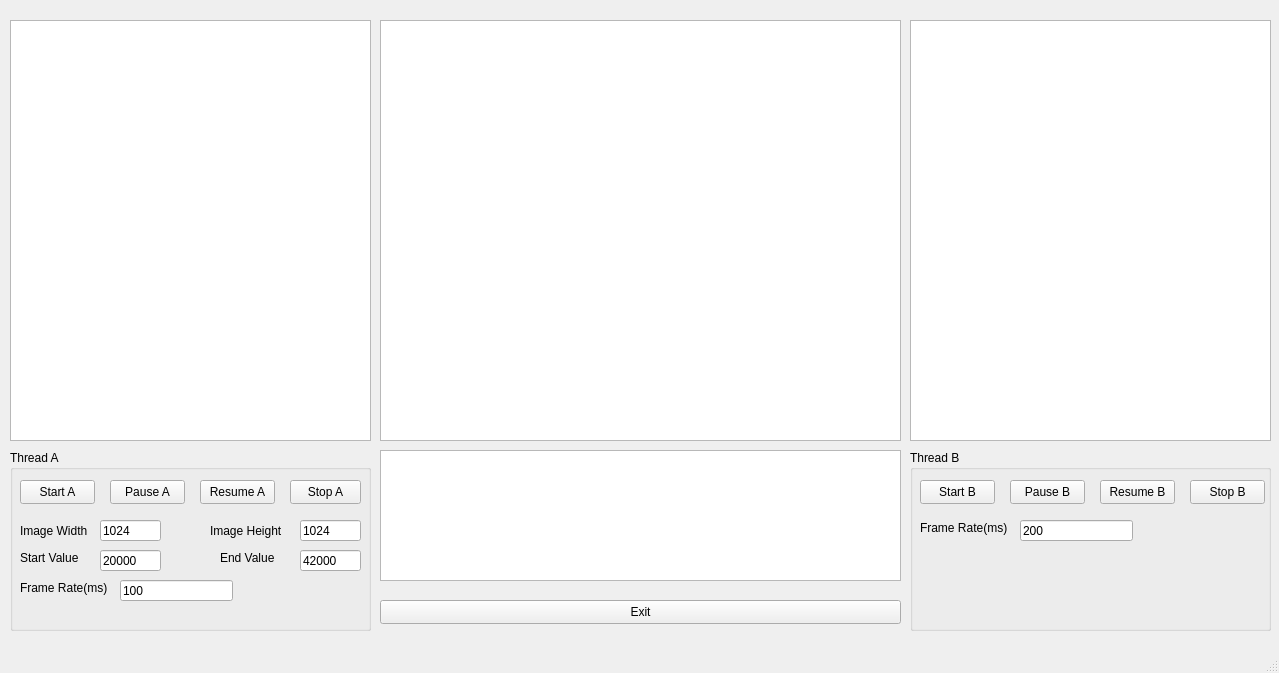
chd1998/fso-qt, file nvst-tio/thread-test-05/mainwindow.ui: the form before one commit.
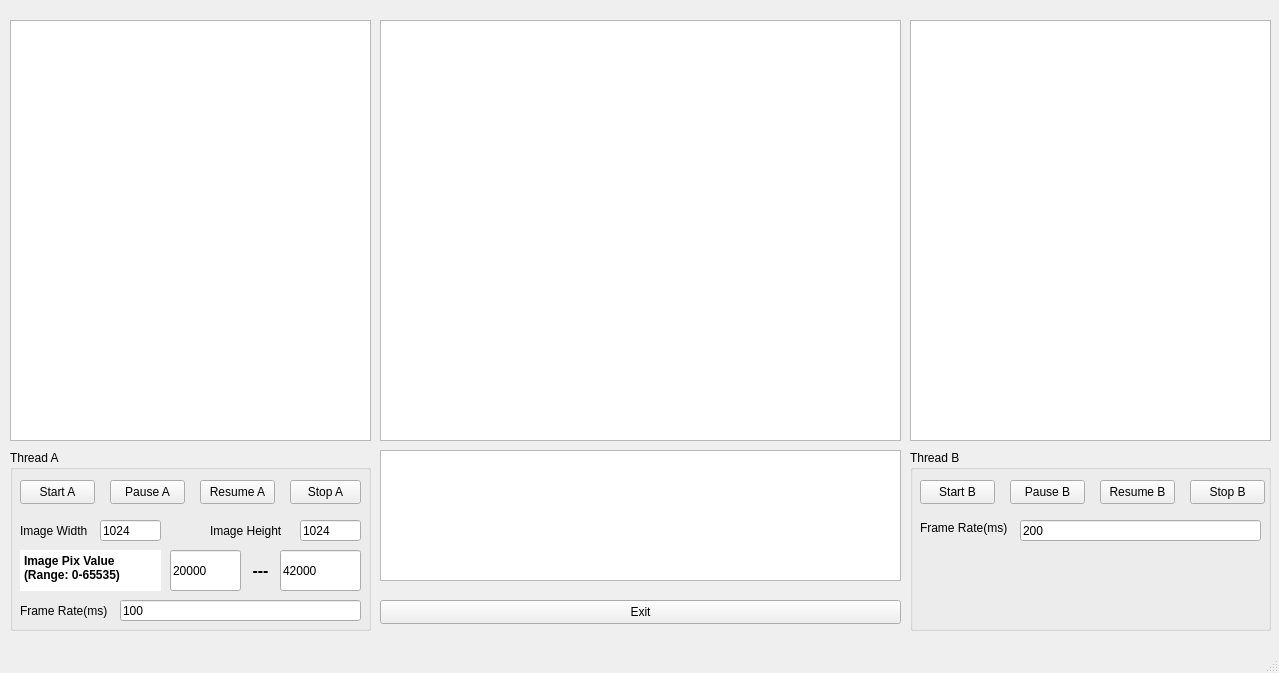
The form after the commit. Custom widgets are drawn as their Qt base class.

```diff
--- a/nvst-tio/thread-test-05/mainwindow.ui
+++ b/nvst-tio/thread-test-05/mainwindow.ui
@@ -154,9 +154,9 @@
      <property name="geometry">
       <rect>
        <x>10</x>
-       <y>130</y>
+       <y>150</y>
        <width>101</width>
-       <height>16</height>
+       <height>21</height>
       </rect>
      </property>
      <property name="text">
@@ -167,8 +167,8 @@
      <property name="geometry">
       <rect>
        <x>110</x>
-       <y>130</y>
-       <width>113</width>
+       <y>150</y>
+       <width>241</width>
        <height>21</height>
       </rect>
      </property>
@@ -176,26 +176,13 @@
       <string>100</string>
      </property>
     </widget>
-    <widget class="QLabel" name="label_5">
-     <property name="geometry">
-      <rect>
-       <x>10</x>
-       <y>100</y>
-       <width>71</width>
-       <height>16</height>
-      </rect>
-     </property>
-     <property name="text">
-      <string>Start Value</string>
-     </property>
-    </widget>
     <widget class="QLineEdit" name="lineEdit_low">
      <property name="geometry">
       <rect>
-       <x>90</x>
+       <x>160</x>
        <y>100</y>
-       <width>61</width>
-       <height>21</height>
+       <width>71</width>
+       <height>41</height>
       </rect>
      </property>
      <property name="text">
@@ -205,10 +192,10 @@
     <widget class="QLineEdit" name="lineEdit_high">
      <property name="geometry">
       <rect>
-       <x>290</x>
+       <x>270</x>
        <y>100</y>
-       <width>61</width>
-       <height>21</height>
+       <width>81</width>
+       <height>41</height>
       </rect>
      </property>
      <property name="text">
@@ -218,14 +205,50 @@
     <widget class="QLabel" name="label_6">
      <property name="geometry">
       <rect>
-       <x>210</x>
+       <x>220</x>
        <y>100</y>
-       <width>71</width>
-       <height>16</height>
+       <width>61</width>
+       <height>41</height>
       </rect>
      </property>
+     <property name="font">
+      <font>
+       <pointsize>12</pointsize>
+       <bold>true</bold>
+      </font>
+     </property>
      <property name="text">
-      <string>End Value</string>
+      <string>---</string>
+     </property>
+     <property name="alignment">
+      <set>Qt::AlignCenter</set>
+     </property>
+    </widget>
+    <widget class="QTextEdit" name="textEdit">
+     <property name="geometry">
+      <rect>
+       <x>10</x>
+       <y>100</y>
+       <width>141</width>
+       <height>41</height>
+      </rect>
+     </property>
+     <property name="sizePolicy">
+      <sizepolicy hsizetype="Fixed" vsizetype="Fixed">
+       <horstretch>0</horstretch>
+       <verstretch>0</verstretch>
+      </sizepolicy>
+     </property>
+     <property name="frameShape">
+      <enum>QFrame::NoFrame</enum>
+     </property>
+     <property name="html">
+      <string>&lt;!DOCTYPE HTML PUBLIC &quot;-//W3C//DTD HTML 4.0//EN&quot; &quot;http://www.w3.org/TR/REC-html40/strict.dtd&quot;&gt;
+&lt;html&gt;&lt;head&gt;&lt;meta name=&quot;qrichtext&quot; content=&quot;1&quot; /&gt;&lt;meta charset=&quot;utf-8&quot; /&gt;&lt;style type=&quot;text/css&quot;&gt;
+p, li { white-space: pre-wrap; }
+&lt;/style&gt;&lt;/head&gt;&lt;body style=&quot; font-family:'Microsoft YaHei UI'; font-size:9pt; font-weight:400; font-style:normal;&quot;&gt;
+&lt;p style=&quot; margin-top:0px; margin-bottom:0px; margin-left:0px; margin-right:0px; -qt-block-indent:0; text-indent:0px;&quot;&gt;&lt;span style=&quot; font-weight:700;&quot;&gt;Image Pix Value &lt;/span&gt;&lt;/p&gt;
+&lt;p style=&quot; margin-top:0px; margin-bottom:0px; margin-left:0px; margin-right:0px; -qt-block-indent:0; text-indent:0px;&quot;&gt;&lt;span style=&quot; font-weight:700;&quot;&gt;(Range: 0-65535)&lt;/span&gt;&lt;/p&gt;&lt;/body&gt;&lt;/html&gt;</string>
      </property>
     </widget>
    </widget>
@@ -298,7 +321,7 @@
       <rect>
        <x>110</x>
        <y>70</y>
-       <width>113</width>
+       <width>241</width>
        <height>21</height>
       </rect>
      </property>
```
